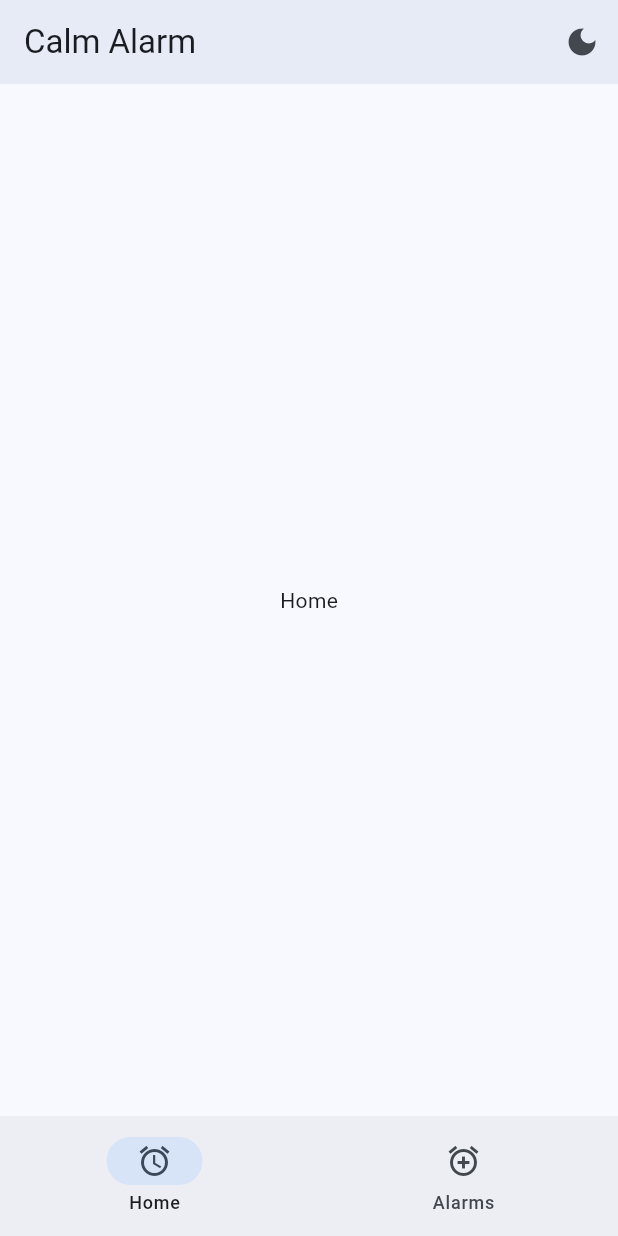
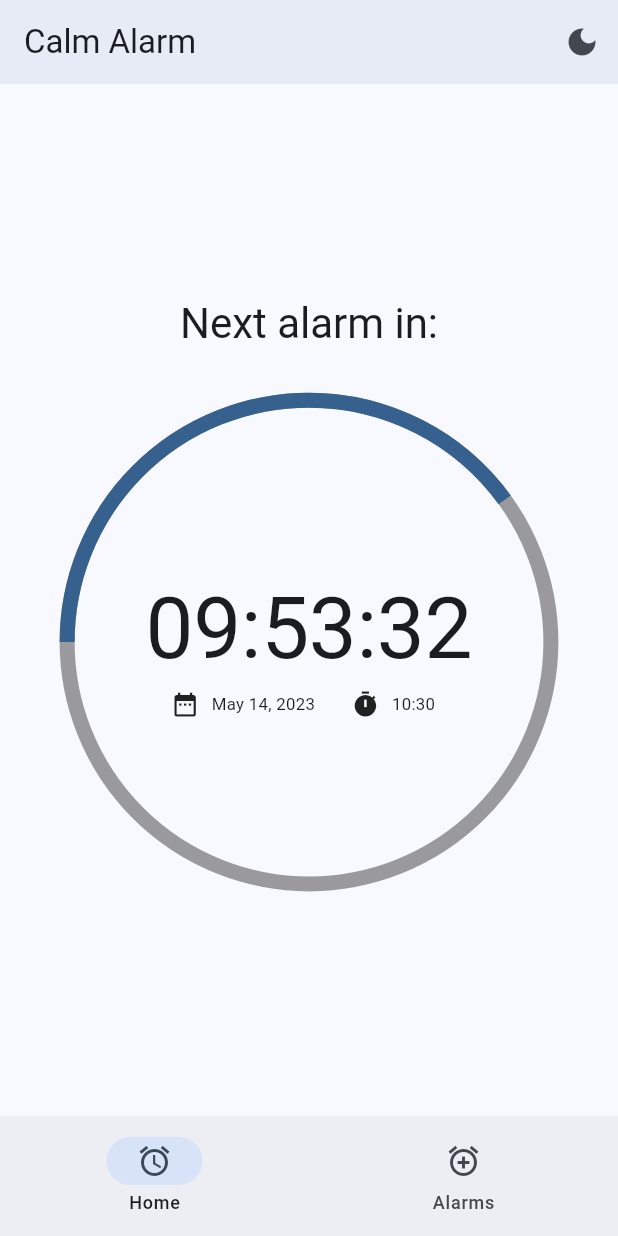
Before and after one commit to Dagohar/CalmAlarm, a Flutter app: the screen it shows after launch, on a phone screen of 412 x 824 dp. Run offline on Flutter 3.47's test engine with Material 2 defaults, Android fonts, the light colour scheme and no system bars; drawn by our look-alikes of syncfusion_flutter_gauges; our stand-ins replace shared_preferences.

Commit message:
Added: Alarm Preview

```diff
--- a/lib/pages/home.dart
+++ b/lib/pages/home.dart
@@ -1,3 +1,4 @@
+import 'package:calmalarm/widgets/alarm_preview.dart';
 import 'package:flutter/material.dart';
 
 class HomePage extends StatefulWidget {
@@ -10,6 +11,16 @@ class HomePage extends StatefulWidget {
 class _HomePageState extends State<HomePage> {
   @override
   Widget build(BuildContext context) {
-    return const Center(child: Text('Home'));
+    return Padding(
+      padding: const EdgeInsets.all(20.0),
+      child: Column(
+        mainAxisAlignment: MainAxisAlignment.center,
+        children: [
+          Text('Next alarm in:', style: Theme.of(context).textTheme.headlineMedium),
+          const SizedBox(height: 20),
+          const AlarmPreview()
+        ],
+      )
+    );
   }
 }
--- /dev/null
+++ b/lib/widgets/alarm_datetime.dart
@@ -0,0 +1,44 @@
+import 'package:flutter/material.dart';
+import 'package:intl/intl.dart';
+
+class AlarmDateTime extends StatelessWidget {
+  const AlarmDateTime({
+    super.key,
+    required this.dateTime,
+    this.scaleFactor = 0.75,
+    this.alignment = Alignment.centerLeft,
+    this.rowAlignment = MainAxisAlignment.start
+  });
+  final double scaleFactor;
+  final DateTime dateTime;
+  final Alignment alignment;
+  final MainAxisAlignment rowAlignment;
+
+  @override
+  Widget build(BuildContext context) {
+    return Transform.scale(
+      scale: scaleFactor,
+      alignment: alignment,
+      child: Row(
+        mainAxisAlignment: rowAlignment,
+        children: [
+          Row(
+            children: [
+              const Icon(Icons.date_range),
+              Padding(
+                padding: const EdgeInsets.symmetric(horizontal: 10.0),
+                child: Text(DateFormat.yMMMd().format(dateTime)),
+              ),
+              const SizedBox(width: 20),
+              const Icon(Icons.timer),
+              Padding(
+                padding: const EdgeInsets.symmetric(horizontal: 10.0),
+                child: Text(DateFormat.Hm().format(dateTime)),
+              ),
+            ],
+          ),
+        ],
+      ),
+    );
+  }
+}
--- a/lib/widgets/alarm_list_element.dart
+++ b/lib/widgets/alarm_list_element.dart
@@ -1,5 +1,5 @@
+import 'package:calmalarm/widgets/alarm_datetime.dart';
 import 'package:flutter/material.dart';
-import 'package:intl/intl.dart';
 
 class AlarmListElement extends StatelessWidget {
   const AlarmListElement({super.key, required this.title, required this.dateTime});
@@ -23,29 +23,7 @@ class AlarmListElement extends StatelessWidget {
             IconButton(onPressed: () => {}, icon: const Icon(Icons.edit))
           ],
         ),
-        Transform.scale(
-          scale: 0.75,
-          alignment: Alignment.centerLeft,
-          child: Row(
-            children: [
-              Row(
-                children: [
-                  const Icon(Icons.date_range),
-                  Padding(
-                    padding: const EdgeInsets.symmetric(horizontal: 10.0),
-                    child: Text(DateFormat.yMMMd().format(dateTime)),
-                  ),
-                  const SizedBox(width: 20),
-                  const Icon(Icons.timer),
-                  Padding(
-                    padding: const EdgeInsets.symmetric(horizontal: 10.0),
-                    child: Text(DateFormat.Hm().format(dateTime)),
-                  ),
-                ],
-              ),
-            ],
-          ),
-        )
+        AlarmDateTime(dateTime: dateTime)
       ],
     );
   }
--- /dev/null
+++ b/lib/widgets/alarm_preview.dart
@@ -0,0 +1,44 @@
+import 'package:calmalarm/widgets/alarm_datetime.dart';
+import 'package:flutter/material.dart';
+import 'package:syncfusion_flutter_gauges/gauges.dart';
+
+class AlarmPreview extends StatelessWidget {
+  const AlarmPreview({super.key});
+
+  @override
+  Widget build(BuildContext context) {
+    return SfRadialGauge(
+      enableLoadingAnimation: true,
+      animationDuration: 1000,
+      axes: <RadialAxis>[
+        RadialAxis(
+          axisLineStyle: const AxisLineStyle(color: Colors.black38),
+          minimum: 0,
+          maximum: 100,
+          startAngle: 180,
+          endAngle: 180,
+          showTicks: false,
+          showLabels: false,
+          ranges: <GaugeRange>[
+            GaugeRange(startValue: 0, endValue: 40, color: Theme.of(context).colorScheme.primary)
+          ],
+          annotations: <GaugeAnnotation>[
+            GaugeAnnotation(
+              angle: 270, positionFactor: 0.05,
+              widget: Text('09:53:32', style: Theme.of(context).textTheme.displayLarge)
+            ),
+            GaugeAnnotation(
+              angle: 90, positionFactor: 0.25,
+              widget: AlarmDateTime(
+                dateTime: DateTime.now(),
+                scaleFactor: 0.8,
+                alignment: Alignment.center,
+                rowAlignment: MainAxisAlignment.center,
+              )
+            )
+          ],
+        )
+      ],
+    );
+  }
+}
--- a/pubspec.yaml
+++ b/pubspec.yaml
@@ -36,6 +36,7 @@ dependencies:
   intl: ^0.18.1
   shared_preferences: ^2.1.1
   provider: ^6.0.5
+  syncfusion_flutter_gauges: ^21.2.4
 
 dev_dependencies:
   flutter_test:
```
